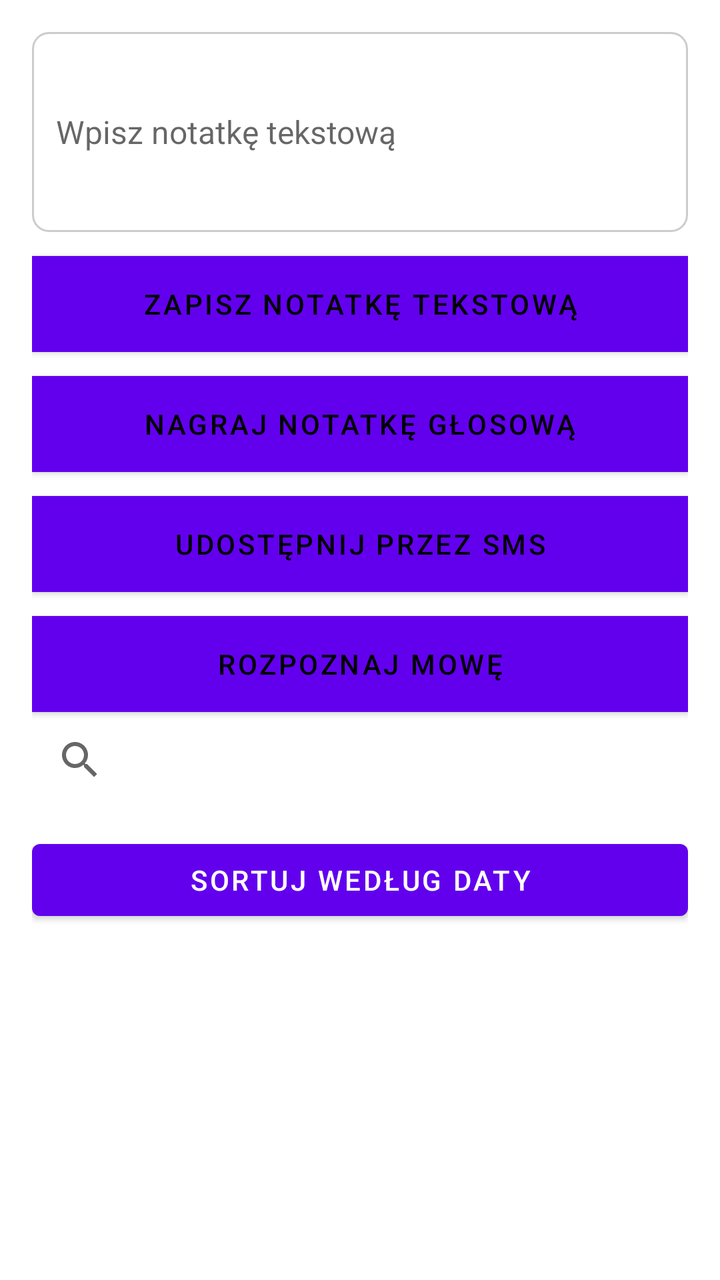
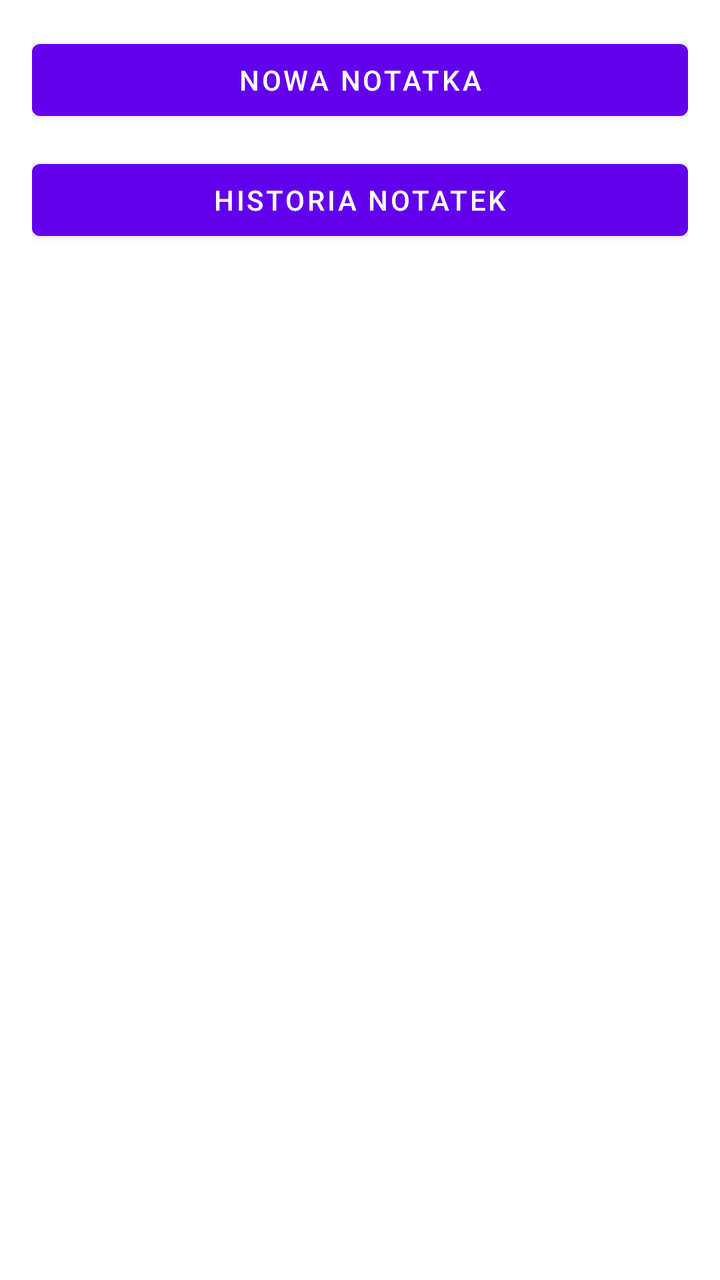

The first picture is an Android layout as it rendered before a commit; the second is the same layout after the commit. The layout source and the unified diff follow.
<!-- AndroidManifest.xml: activity theme Theme.GigaNotatnik -->
<!-- res/layout/activity_main.xml -->
<?xml version="1.0" encoding="utf-8"?>
<ScrollView xmlns:android="http://schemas.android.com/apk/res/android"
    android:layout_width="match_parent"
    android:layout_height="match_parent"
    android:padding="16dp">

    <LinearLayout
        android:orientation="vertical"
        android:layout_width="match_parent"
        android:layout_height="wrap_content">

        <EditText
            android:id="@+id/editTextNote"
            android:layout_width="match_parent"
            android:layout_height="wrap_content"
            android:hint="Wpisz notatkę tekstową"
            android:textColor="@color/black"
            android:minHeight="100dp"
            android:background="@drawable/edittext_background"
            android:padding="12dp"
            android:textSize="16sp" />

        <Button
            android:id="@+id/btnSaveText"
            android:layout_width="match_parent"
            android:layout_height="wrap_content"
            android:text="Zapisz notatkę tekstową"
            android:background="?attr/colorSurface"
            android:textColor="?attr/colorOnSurface"
            android:layout_marginTop="12dp" />

        <Button
            android:id="@+id/btnRecord"
            android:layout_width="match_parent"
            android:layout_height="wrap_content"
            android:text="Nagraj notatkę głosową"
            android:background="?attr/colorSurface"
            android:textColor="?attr/colorOnSurface"
            android:layout_marginTop="12dp" />

        <Button
            android:id="@+id/btnShare"
            android:layout_width="match_parent"
            android:layout_height="wrap_content"
            android:text="Udostępnij przez SMS"
            android:background="?attr/colorSurface"
            android:textColor="?attr/colorOnBackground"
            android:layout_marginTop="12dp" />

        <Button
            android:id="@+id/btnSpeechToText"
            android:layout_width="match_parent"
            android:layout_height="wrap_content"
            android:text="Rozpoznaj mowę"
            android:background="?attr/colorSurface"
            android:textColor="?attr/colorOnSurface"
            android:layout_marginTop="12dp" />


        <SearchView
            android:id="@+id/searchView"
            android:layout_width="match_parent"
            android:layout_height="wrap_content"
            android:queryHint="Szukaj notatki..." />

        <Button
            android:id="@+id/btnSort"
            android:layout_width="match_parent"
            android:layout_height="wrap_content"
            android:text="Sortuj według daty"
            android:layout_marginTop="12dp" />

        <androidx.recyclerview.widget.RecyclerView
            android:id="@+id/noteRecyclerView"
            android:layout_width="match_parent"
            android:layout_height="wrap_content"
            android:layout_marginTop="24dp" />

        <androidx.recyclerview.widget.RecyclerView
            android:id="@+id/audioRecyclerView"
            android:layout_width="match_parent"
            android:layout_height="wrap_content"
            android:layout_marginTop="24dp" />


    </LinearLayout>
</ScrollView>
<!-- resources referenced by this layout -->
<resources>
  <color name="black">#FF000000</color>
  <!-- drawable edittext_background (drawable) -->
  <?xml version="1.0" encoding="utf-8"?>
  <shape xmlns:android="http://schemas.android.com/apk/res/android"
      android:shape="rectangle">
      <solid android:color="#FFFFFF" />
      <stroke android:width="1dp" android:color="#CCCCCC" />
      <corners android:radius="8dp" />
      <padding android:left="8dp" android:top="8dp" android:right="8dp" android:bottom="8dp" />
  </shape>
  <style name="Theme.GigaNotatnik" parent="Theme.MaterialComponents.DayNight.DarkActionBar">
          <item name="colorPrimary">@color/purple_500</item>
          <item name="colorPrimaryDark">@color/purple_700</item>
          <item name="colorAccent">@color/teal_200</item>
      </style>
  <color name="purple_500">#FF6200EE</color>
  <color name="purple_700">#FF3700B3</color>
  <color name="teal_200">#FF03DAC5</color>
</resources>

<!-- the commit's change to res/layout/activity_main.xml (unified diff, before → after) -->
@@ -1,87 +1,20 @@
-<?xml version="1.0" encoding="utf-8"?>
-<ScrollView xmlns:android="http://schemas.android.com/apk/res/android"
+<LinearLayout xmlns:android="http://schemas.android.com/apk/res/android"
+    android:orientation="vertical"
     android:layout_width="match_parent"
     android:layout_height="match_parent"
     android:padding="16dp">
 
-    <LinearLayout
-        android:orientation="vertical"
+    <Button
+        android:id="@+id/btnGoToCreate"
         android:layout_width="match_parent"
-        android:layout_height="wrap_content">
+        android:layout_height="wrap_content"
+        android:text="Nowa notatka" />
 
-        <EditText
-            android:id="@+id/editTextNote"
-            android:layout_width="match_parent"
-            android:layout_height="wrap_content"
-            android:hint="Wpisz notatkę tekstową"
-            android:textColor="@color/black"
-            android:minHeight="100dp"
-            android:background="@drawable/edittext_background"
-            android:padding="12dp"
-            android:textSize="16sp" />
+    <Button
+        android:id="@+id/btnGoToHistory"
+        android:layout_width="match_parent"
+        android:layout_height="wrap_content"
+        android:text="Historia notatek"
+        android:layout_marginTop="12dp" />
 
-        <Button
-            android:id="@+id/btnSaveText"
-            android:layout_width="match_parent"
-            android:layout_height="wrap_content"
-            android:text="Zapisz notatkę tekstową"
-            android:background="?attr/colorSurface"
-            android:textColor="?attr/colorOnSurface"
-            android:layout_marginTop="12dp" />
-
-        <Button
-            android:id="@+id/btnRecord"
-            android:layout_width="match_parent"
-            android:layout_height="wrap_content"
-            android:text="Nagraj notatkę głosową"
-            android:background="?attr/colorSurface"
-            android:textColor="?attr/colorOnSurface"
-            android:layout_marginTop="12dp" />
-
-        <Button
-            android:id="@+id/btnShare"
-            android:layout_width="match_parent"
-            android:layout_height="wrap_content"
-            android:text="Udostępnij przez SMS"
-            android:background="?attr/colorSurface"
-            android:textColor="?attr/colorOnBackground"
-            android:layout_marginTop="12dp" />
-
-        <Button
-            android:id="@+id/btnSpeechToText"
-            android:layout_width="match_parent"
-            android:layout_height="wrap_content"
-            android:text="Rozpoznaj mowę"
-            android:background="?attr/colorSurface"
-            android:textColor="?attr/colorOnSurface"
-            android:layout_marginTop="12dp" />
-
-
-        <SearchView
-            android:id="@+id/searchView"
-            android:layout_width="match_parent"
-            android:layout_height="wrap_content"
-            android:queryHint="Szukaj notatki..." />
-
-        <Button
-            android:id="@+id/btnSort"
-            android:layout_width="match_parent"
-            android:layout_height="wrap_content"
-            android:text="Sortuj według daty"
-            android:layout_marginTop="12dp" />
-
-        <androidx.recyclerview.widget.RecyclerView
-            android:id="@+id/noteRecyclerView"
-            android:layout_width="match_parent"
-            android:layout_height="wrap_content"
-            android:layout_marginTop="24dp" />
-
-        <androidx.recyclerview.widget.RecyclerView
-            android:id="@+id/audioRecyclerView"
-            android:layout_width="match_parent"
-            android:layout_height="wrap_content"
-            android:layout_marginTop="24dp" />
-
-
-    </LinearLayout>
-</ScrollView>
+</LinearLayout>
<!-- resource entries referenced after the edit -->
@@ -1,22 +1,15 @@
 <!-- resources referenced by this layout -->
 <resources>
-  <color name="black">#FF000000</color>
-  <!-- drawable edittext_background (drawable) -->
-  <?xml version="1.0" encoding="utf-8"?>
-  <shape xmlns:android="http://schemas.android.com/apk/res/android"
-      android:shape="rectangle">
-      <solid android:color="#FFFFFF" />
-      <stroke android:width="1dp" android:color="#CCCCCC" />
-      <corners android:radius="8dp" />
-      <padding android:left="8dp" android:top="8dp" android:right="8dp" android:bottom="8dp" />
-  </shape>
-  <style name="Theme.GigaNotatnik" parent="Theme.MaterialComponents.DayNight.DarkActionBar">
+  <style name="Theme.GigaNotatnik" parent="Theme.MaterialComponents.DayNight.NoActionBar">
           <item name="colorPrimary">@color/purple_500</item>
-          <item name="colorPrimaryDark">@color/purple_700</item>
-          <item name="colorAccent">@color/teal_200</item>
+          <item name="colorPrimaryVariant">@color/purple_700</item>
+          <item name="colorSecondary">@color/teal_200</item>
+          <item name="android:statusBarColor">@color/purple_700</item>
+          <item name="android:navigationBarColor">@color/background</item>
       </style>
   <color name="purple_500">#FF6200EE</color>
   <color name="purple_700">#FF3700B3</color>
   <color name="teal_200">#FF03DAC5</color>
+  <color name="background">#121212</color>
 </resources>
 
